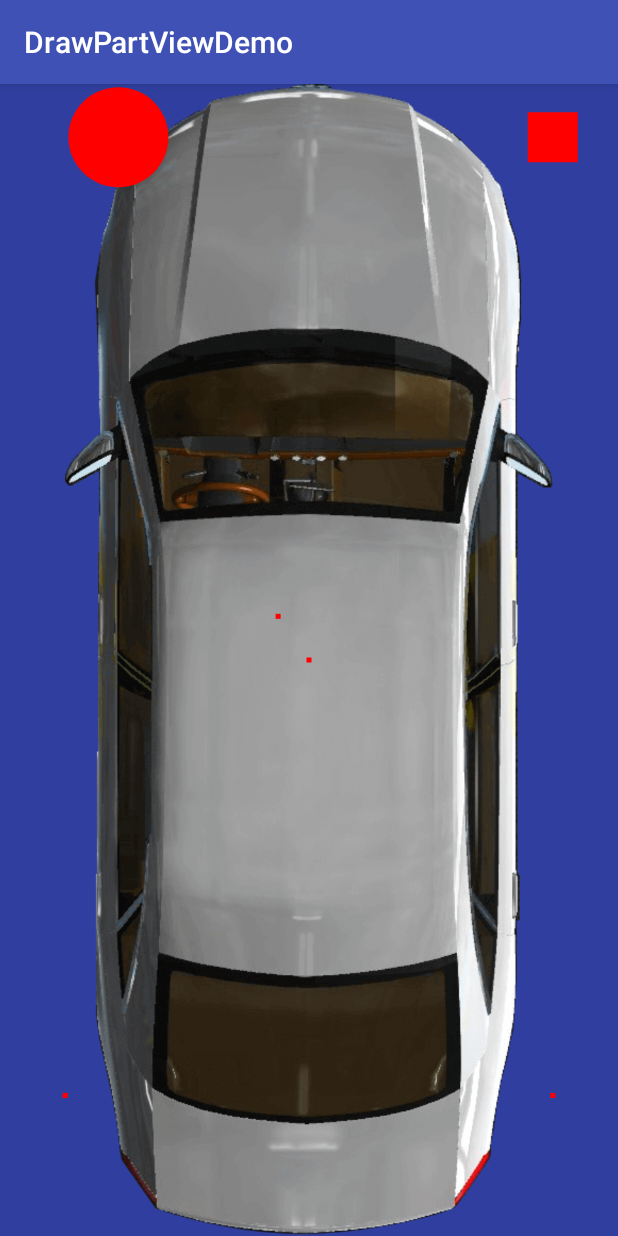
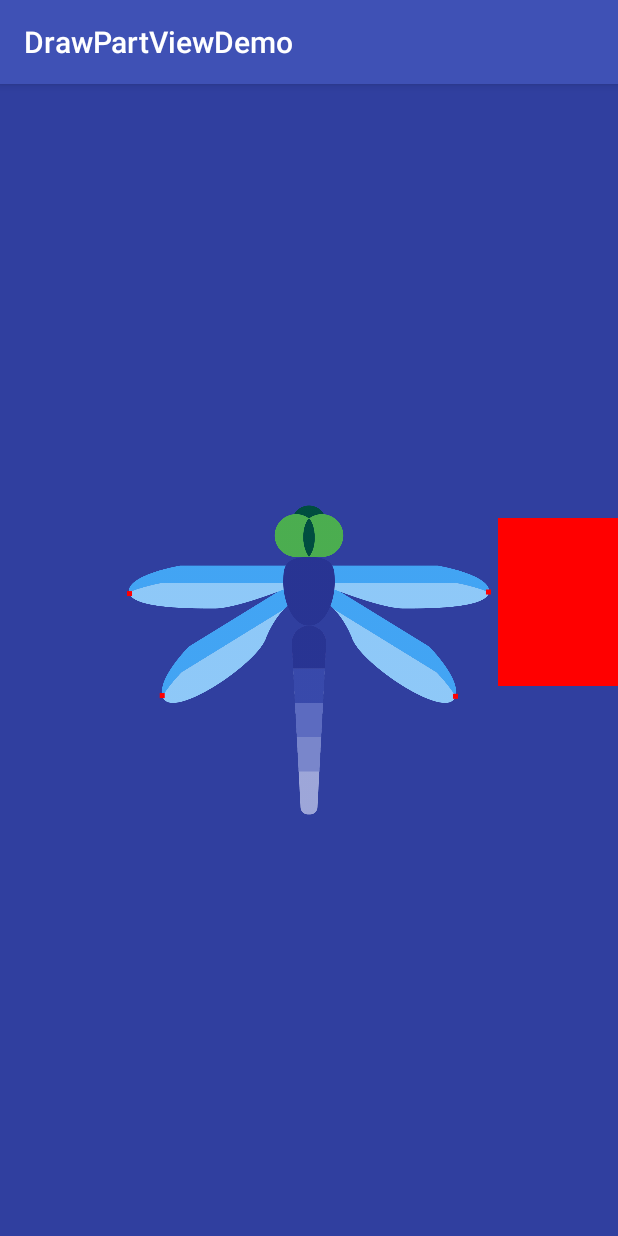
Before and after one commit to OCNYang/DrawPartViewDemo, an Android app: the screen it shows after launch (MainActivity), on a phone screen of 412 x 824 dp. Run offline under Robolectric (Android 15) with nearby library versions, the light colour scheme and no system bars.

Commit message:
添加蜻蜓锚点集，图片过大；

```diff
--- a/app/src/main/java/com/ocnyang/drawpartviewdemo/MainActivity.java
+++ b/app/src/main/java/com/ocnyang/drawpartviewdemo/MainActivity.java
@@ -1,8 +1,9 @@
 package com.ocnyang.drawpartviewdemo;
 
 import android.graphics.Path;
+import android.graphics.RectF;
+import android.os.Bundle;
 import android.support.v7.app.AppCompatActivity;
-import android.os.Bundle;
 
 import com.ocnyang.drawpartview.DrawPartView;
 import com.ocnyang.drawpartview.PartPathPointF;
@@ -19,19 +20,96 @@ public class MainActivity extends AppCompatActivity {
         super.onCreate(savedInstanceState);
         setContentView(R.layout.activity_main);
         mDrawPartView = ((DrawPartView) findViewById(R.id.draw_part_view));
+
+//        ArrayList<PartPointF> partPointFList = new ArrayList<>();
+//        Path path = new Path();
+//        path.addCircle(50f, 50f, 50, Path.Direction.CCW);
+//        PartPointF 左上角 = new PartPathPointF(50f, 50f, 1, "左上角", path);
+//        partPointFList.add(左上角);
+//        Path path1 = new Path();
+//        path1.addRect(433, 25, 483, 75, Path.Direction.CCW);
+//        partPointFList.add(new PartPathPointF(458f, 50f, 1, "右上角", path1));
+//        partPointFList.add(new PartPointF(229f, 541f, 1, "正中心"));
+//        partPointFList.add(new PartPointF(0f, 950, 1, "左下角"));
+//        partPointFList.add(new PartPointF(458f, 950f, 1, "右下角"));
+//        partPointFList.add(new PartPointF(200f, 500f, 1, "随机点"));
+//        mDrawPartView.setPartPointFList(partPointFList);
+//        mDrawPartView.setImageView(R.drawable.san_xiang_si_men);
+
+        initDragonflyView();
+    }
+
+    private void initDragonflyView() {
         ArrayList<PartPointF> partPointFList = new ArrayList<>();
-        Path path = new Path();
-        path.addCircle(50f, 50f, 50, Path.Direction.CCW);
-        PartPointF 左上角 = new PartPathPointF(50f, 50f, 1, "左上角", path);
-        partPointFList.add(左上角);
+
         Path path1 = new Path();
-        path1.addRect(433, 25, 483, 75, Path.Direction.CCW);
-        partPointFList.add(new PartPathPointF(458f, 50f, 1, "右上角", path1));
-        partPointFList.add(new PartPointF(229f, 541f, 1, "正中心"));
-        partPointFList.add(new PartPointF(0f, 950, 1, "左下角"));
-        partPointFList.add(new PartPointF(458f, 950f, 1, "右下角"));
-        partPointFList.add(new PartPointF(200f, 500f, 1, "随机点"));
+        path1.addOval(new RectF(1143f, 198f, 1263f, 398f), Path.Direction.CCW);
+        partPointFList.add(new PartPathPointF(0, 0, 1, "头", path1));
+
+        Path path2_1 = new Path();
+        Path path2_2 = new Path();
+        path2_1.addCircle(1142f, 311, 77, Path.Direction.CCW);
+        path2_2.addCircle(1272f, 311, 77, Path.Direction.CCW);
+        path2_1.op(path2_2, Path.Op.XOR);
+        partPointFList.add(new PartPathPointF(0, 0, 2, "眼睛", path2_1));
+
+        Path path3 = new Path();
+        path3.addRect(new RectF(498f, 434f, 1101f, 602f), Path.Direction.CCW);
+        partPointFList.add(new PartPathPointF(0, 0, 3, "左上翼", path3));
+
+        Path path4 = new Path();
+        path4.addRect(new RectF(1294f, 433f, 1897f, 602f), Path.Direction.CCW);
+        partPointFList.add(new PartPathPointF(0, 0, 4, "右上翼", path4));
+
+        Path path5 = new Path();
+        path5.moveTo(1093f, 528);
+        path5.lineTo(1112f, 596f);
+        path5.lineTo(1020f, 743f);
+        path5.lineTo(670f, 968f);
+        path5.lineTo(630f, 938f);
+        path5.lineTo(727f, 751f);
+        path5.close();
+        partPointFList.add(new PartPathPointF(0, 0, 5, "右上翼", path5));
+
+        Path path6 = new Path();
+        path6.moveTo(1302f, 527);
+        path6.lineTo(1286f, 591f);
+        path6.lineTo(1397f, 760f);
+        path6.lineTo(1703f, 965f);
+        path6.lineTo(1769f, 941f);
+        path6.lineTo(1670f, 750f);
+        path6.close();
+        partPointFList.add(new PartPathPointF(0, 0, 6, "右下翼", path6));
+
+        Path path7_1 = new Path();
+        Path path7_2 = new Path();
+        path7_1.addCircle(1200f, 783f, 67, Path.Direction.CCW);
+        path7_2.addRect(1133f, 735f, 1267f, 832f, Path.Direction.CCW);
+        path7_1.op(path7_2, Path.Op.UNION);
+        partPointFList.add(new PartPathPointF(0, 0, 7, "尾节1", path7_1));
+
+        Path path8 = new Path();
+        path4.addRect(new RectF(1138f, 835f, 1263f, 970f), Path.Direction.CCW);
+        partPointFList.add(new PartPathPointF(0, 0, 8, "尾节2", path8));
+
+        Path path9 = new Path();
+        path9.addRect(new RectF(1142f, 971f, 1259f, 1100f), Path.Direction.CCW);
+        partPointFList.add(new PartPathPointF(0, 0, 9, "尾节3", path9));
+
+        Path path10 = new Path();
+        path10.addRect(new RectF(1153f, 1105f, 1251f, 1233f), Path.Direction.CCW);
+        partPointFList.add(new PartPathPointF(0, 0, 10, "尾节4", path10));
+
+        Path path11 = new Path();
+        path11.addRect(new RectF(1158f, 1240f, 1242f, 1403f), Path.Direction.CCW);
+        partPointFList.add(new PartPathPointF(0, 0, 11, "尾节5", path11));
+
+        partPointFList.add(new PartPointF(630f, 938f, 12, "左下翼尖"));
+        partPointFList.add(new PartPointF(1769f, 941f, 13, "右下翼尖"));
+        partPointFList.add(new PartPointF(503f, 542f, 14, "左上翼尖"));
+        partPointFList.add(new PartPointF(1897f, 536f, 15, "右上翼尖"));
+
         mDrawPartView.setPartPointFList(partPointFList);
-        mDrawPartView.setImageView(R.drawable.san_xiang_si_men);
+        mDrawPartView.setImageView(R.drawable.dragonfly);
     }
 }
```
Also changed, not shown: app/src/main/res/drawable/dragonfly.png (added).
